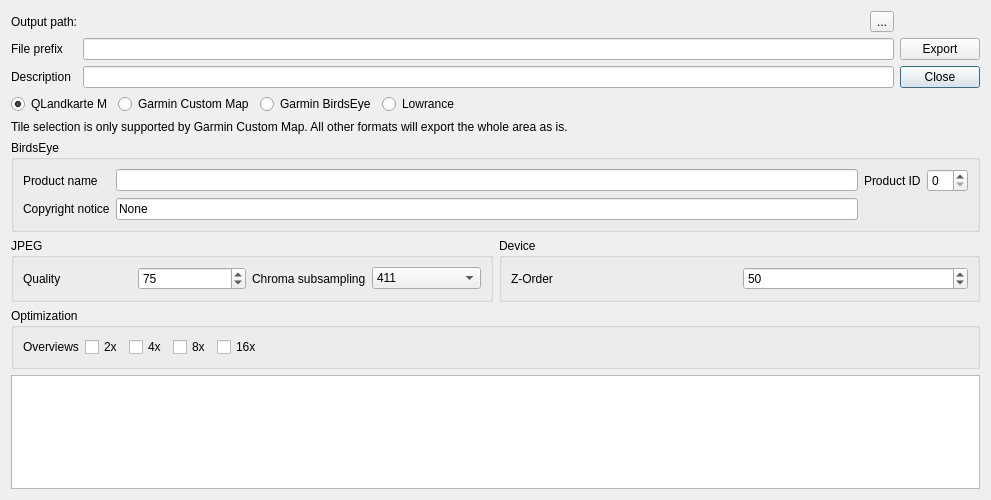
The window that src/IMapQMAPExport.ui (ntruchsess/QLandkarteGT) describes before a commit, drawn with Qt 5.
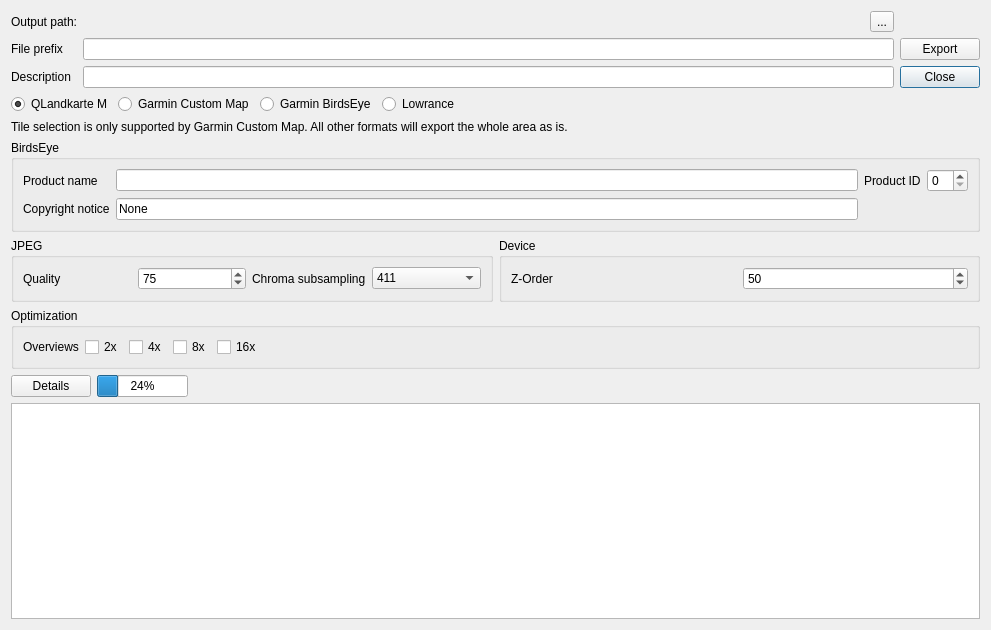
The same window after the commit.

Commit message: enhance map export dialog

The edit to the form file:
```diff
--- a/src/IMapQMAPExport.ui
+++ b/src/IMapQMAPExport.ui
@@ -7,7 +7,7 @@
     <x>0</x>
     <y>0</y>
     <width>991</width>
-    <height>500</height>
+    <height>630</height>
    </rect>
   </property>
   <property name="windowTitle">
@@ -347,8 +347,51 @@
      </layout>
     </widget>
    </item>
+   <item>
+    <layout class="QHBoxLayout" name="horizontalLayout_7">
+     <item>
+      <widget class="QPushButton" name="pushDetails">
+       <property name="text">
+        <string>Details</string>
+       </property>
+      </widget>
+     </item>
+     <item>
+      <widget class="QProgressBar" name="progressBar">
+       <property name="sizePolicy">
+        <sizepolicy hsizetype="Fixed" vsizetype="Fixed">
+         <horstretch>0</horstretch>
+         <verstretch>0</verstretch>
+        </sizepolicy>
+       </property>
+       <property name="value">
+        <number>24</number>
+       </property>
+      </widget>
+     </item>
+     <item>
+      <widget class="QLabel" name="labelStatus">
+       <property name="sizePolicy">
+        <sizepolicy hsizetype="MinimumExpanding" vsizetype="Preferred">
+         <horstretch>0</horstretch>
+         <verstretch>0</verstretch>
+        </sizepolicy>
+       </property>
+       <property name="text">
+        <string/>
+       </property>
+      </widget>
+     </item>
+    </layout>
+   </item>
    <item>
     <widget class="QTextBrowser" name="textBrowser">
+     <property name="sizePolicy">
+      <sizepolicy hsizetype="Expanding" vsizetype="MinimumExpanding">
+       <horstretch>0</horstretch>
+       <verstretch>0</verstretch>
+      </sizepolicy>
+     </property>
      <property name="lineWrapMode">
       <enum>QTextEdit::NoWrap</enum>
      </property>
```
Left out of the diff: 19 changed lines with no effect on the pictures. The commit also changes 4 other files.
